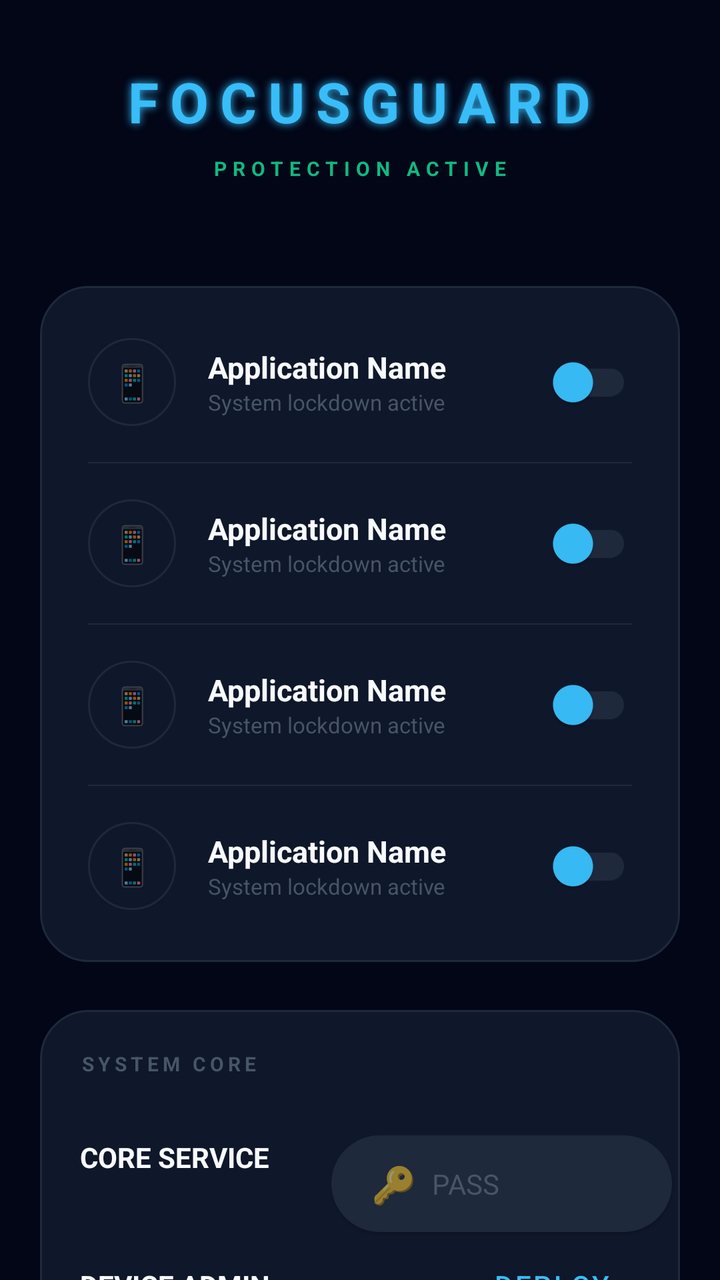
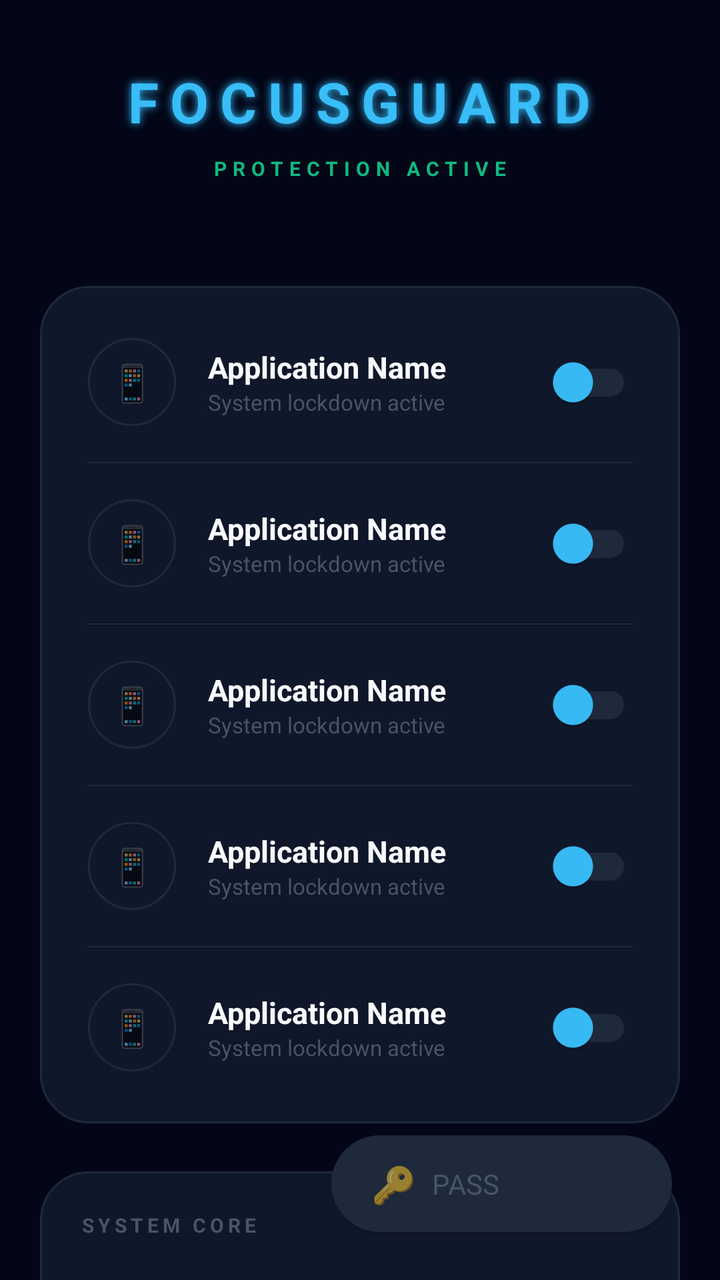

Two renders of the same Android screen: before a commit and after it. Below are the layout's source before the change and the commit's diff.
<!-- AndroidManifest.xml: activity theme Theme.FocusGuard -->
<!-- res/layout/activity_main.xml -->
<?xml version="1.0" encoding="utf-8"?>
<androidx.constraintlayout.widget.ConstraintLayout 
    xmlns:android="http://schemas.android.com/apk/res/android"
    xmlns:app="http://schemas.android.com/apk/res-auto"
    android:layout_width="match_parent"
    android:layout_height="match_parent"
    android:background="@color/bg_midnight">

    
    <LinearLayout
        android:id="@+id/header"
        android:layout_width="match_parent"
        android:layout_height="wrap_content"
        android:orientation="vertical"
        android:padding="32dp"
        android:gravity="center"
        app:layout_constraintTop_toTopOf="parent">

        <TextView
            android:layout_width="wrap_content"
            android:layout_height="wrap_content"
            android:text="FOCUSGUARD"
            android:textColor="@color/neon_blue"
            android:textSize="28sp"
            android:textStyle="bold"
            android:letterSpacing="0.2"
            android:shadowColor="@color/neon_blue"
            android:shadowDx="0"
            android:shadowDy="0"
            android:shadowRadius="10"/>

        <TextView
            android:layout_width="wrap_content"
            android:layout_height="wrap_content"
            android:text="PROTECTION ACTIVE"
            android:textColor="@color/success_emerald"
            android:textSize="10sp"
            android:textStyle="bold"
            android:letterSpacing="0.3"
            android:layout_marginTop="8dp"/>
    </LinearLayout>

    <androidx.core.widget.NestedScrollView
        android:layout_width="match_parent"
        android:layout_height="0dp"
        app:layout_constraintTop_toBottomOf="@id/header"
        app:layout_constraintBottom_toBottomOf="parent">

        <LinearLayout
            android:layout_width="match_parent"
            android:layout_height="wrap_content"
            android:orientation="vertical"
            android:padding="20dp">

            

            
            <LinearLayout
                android:layout_width="match_parent"
                android:layout_height="wrap_content"
                android:orientation="vertical"
                android:background="@drawable/shape_futuristic_card"
                android:padding="8dp"
                android:layout_marginBottom="24dp">

                <include layout="@layout/item_switch_futuristic" android:id="@+id/rowWhatsApp" />
                <View android:layout_width="match_parent" android:layout_height="0.5dp" android:background="#1E293B" android:layout_marginHorizontal="16dp"/>
                <include layout="@layout/item_switch_futuristic" android:id="@+id/rowYouTube" />
                <View android:layout_width="match_parent" android:layout_height="0.5dp" android:background="#1E293B" android:layout_marginHorizontal="16dp"/>
                <include layout="@layout/item_switch_futuristic" android:id="@+id/rowInstagram" />
                <View android:layout_width="match_parent" android:layout_height="0.5dp" android:background="#1E293B" android:layout_marginHorizontal="16dp"/>
                <include layout="@layout/item_switch_futuristic" android:id="@+id/rowGoogleDocs" />
            </LinearLayout>

            
            <LinearLayout
                android:layout_width="match_parent"
                android:layout_height="wrap_content"
                android:orientation="vertical"
                android:background="@drawable/shape_futuristic_card"
                android:padding="20dp"
                android:layout_marginBottom="32dp">

                <TextView
                    android:layout_width="wrap_content"
                    android:layout_height="wrap_content"
                    android:text="SYSTEM CORE"
                    android:textColor="@color/text_low"
                    android:textSize="10sp"
                    android:textStyle="bold"
                    android:letterSpacing="0.2"
                    android:layout_marginBottom="16dp"/>

                <LinearLayout
                    android:layout_width="match_parent"
                    android:layout_height="wrap_content"
                    android:orientation="horizontal"
                    android:gravity="center_vertical"
                    android:layout_marginBottom="16dp">
                    <TextView
                        android:id="@+id/tvAccessibilityStatus"
                        android:layout_width="0dp"
                        android:layout_height="wrap_content"
                        android:layout_weight="1"
                        android:text="CORE SERVICE"
                        android:textColor="@color/text_high"
                        android:textStyle="bold"/>
                    <com.google.android.material.button.MaterialButton
                        android:id="@+id/btnEnableAccessibility"
                        style="@style/Widget.MaterialComponents.Button.TextButton"
                        android:layout_width="wrap_content"
                        android:layout_height="wrap_content"
                        android:text="DEPLOY"
                        android:textColor="@color/neon_blue" />
                    <com.google.android.material.button.MaterialButton
                        android:id="@+id/btnDisableAccessibility"
                        style="@style/Widget.MaterialComponents.Button.TextButton"
                        android:layout_width="wrap_content"
                        android:layout_height="wrap_content"
                        android:text="HALT"
                        android:textColor="@color/danger_rose"
                        android:visibility="gone"/>
                </LinearLayout>

                <LinearLayout
                    android:layout_width="match_parent"
                    android:layout_height="wrap_content"
                    android:orientation="horizontal"
                    android:gravity="center_vertical"
                    android:layout_marginBottom="16dp">
                    <TextView
                        android:id="@+id/tvAdminStatus"
                        android:layout_width="0dp"
                        android:layout_height="wrap_content"
                        android:layout_weight="1"
                        android:text="DEVICE ADMIN"
                        android:textColor="@color/text_high"
                        android:textStyle="bold"/>
                    <com.google.android.material.button.MaterialButton
                        android:id="@+id/btnEnableAdmin"
                        style="@style/Widget.MaterialComponents.Button.TextButton"
                        android:layout_width="wrap_content"
                        android:layout_height="wrap_content"
                        android:text="DEPLOY"
                        android:textColor="@color/neon_blue" />
                    <com.google.android.material.button.MaterialButton
                        android:id="@+id/btnDisableAdmin"
                        style="@style/Widget.MaterialComponents.Button.TextButton"
                        android:layout_width="wrap_content"
                        android:layout_height="wrap_content"
                        android:text="HALT"
                        android:textColor="@color/danger_rose"
                        android:visibility="gone"/>
                </LinearLayout>

                
                <View
                    android:layout_width="match_parent"
                    android:layout_height="0.5dp"
                    android:background="#1E293B"
                    android:layout_marginVertical="8dp"/>

                
                <TextView
                    android:layout_width="wrap_content"
                    android:layout_height="wrap_content"
                    android:text="PROTECTION LOCKS"
                    android:textColor="@color/text_low"
                    android:textSize="10sp"
                    android:textStyle="bold"
                    android:letterSpacing="0.2"
                    android:layout_marginTop="8dp"
                    android:layout_marginBottom="12dp"/>

                
                <LinearLayout
                    android:layout_width="match_parent"
                    android:layout_height="wrap_content"
                    android:orientation="horizontal"
                    android:gravity="center_vertical"
                    android:layout_marginBottom="8dp">
                    <LinearLayout
                        android:layout_width="0dp"
                        android:layout_height="wrap_content"
                        android:layout_weight="1"
                        android:orientation="vertical">
                        <TextView
                            android:layout_width="wrap_content"
                            android:layout_height="wrap_content"
                            android:text="🔒 Accessibility Lock"
                            android:textColor="@color/text_high"
                            android:textStyle="bold"
                            android:textSize="14sp"/>
                        <TextView
                            android:layout_width="wrap_content"
                            android:layout_height="wrap_content"
                            android:text="Block disabling service from settings"
                            android:textColor="@color/text_low"
                            android:textSize="11sp"/>
                    </LinearLayout>
                    <androidx.appcompat.widget.SwitchCompat
                        android:id="@+id/switchBlockAccessibility"
                        android:layout_width="wrap_content"
                        android:layout_height="wrap_content"/>
                </LinearLayout>

                
                <LinearLayout
                    android:layout_width="match_parent"
                    android:layout_height="wrap_content"
                    android:orientation="horizontal"
                    android:gravity="center_vertical"
                    android:layout_marginBottom="16dp">
                    <LinearLayout
                        android:layout_width="0dp"
                        android:layout_height="wrap_content"
                        android:layout_weight="1"
                        android:orientation="vertical">
                        <TextView
                            android:layout_width="wrap_content"
                            android:layout_height="wrap_content"
                            android:text="🛡️ Admin Lock"
                            android:textColor="@color/text_high"
                            android:textStyle="bold"
                            android:textSize="14sp"/>
                        <TextView
                            android:layout_width="wrap_content"
                            android:layout_height="wrap_content"
                            android:text="Block removing device admin rights"
                            android:textColor="@color/text_low"
                            android:textSize="11sp"/>
                    </LinearLayout>
                    <androidx.appcompat.widget.SwitchCompat
                        android:id="@+id/switchBlockDeviceAdmin"
                        android:layout_width="wrap_content"
                        android:layout_height="wrap_content"/>
                </LinearLayout>

                <com.google.android.material.button.MaterialButton
                    android:id="@+id/btnSavePassword"
                    android:layout_width="match_parent"
                    android:layout_height="56dp"
                    android:text="SAVE PASSWORD"
                    android:backgroundTint="@color/grad_start"
                    app:cornerRadius="16dp"
                    android:textStyle="bold"
                    android:letterSpacing="0.1"/>
            </LinearLayout>
        </LinearLayout>
    </androidx.core.widget.NestedScrollView>

    
    <com.google.android.material.card.MaterialCardView
        android:layout_width="wrap_content"
        android:layout_height="wrap_content"
        app:cardCornerRadius="30dp"
        app:cardBackgroundColor="@color/card_glass"
        app:strokeWidth="1dp"
        app:strokeColor="#1E293B"
        android:layout_margin="24dp"
        app:layout_constraintBottom_toBottomOf="parent"
        app:layout_constraintEnd_toEndOf="parent">
        
        <LinearLayout
            android:layout_width="wrap_content"
            android:layout_height="wrap_content"
            android:paddingHorizontal="20dp"
            android:paddingVertical="12dp"
            android:gravity="center_vertical">
            <TextView
                android:layout_width="wrap_content"
                android:layout_height="wrap_content"
                android:text="🔑"
                android:textSize="18sp"/>
            <EditText
                android:id="@+id/etPasscode"
                android:layout_width="100dp"
                android:layout_height="wrap_content"
                android:hint="PASS"
                android:inputType="textPassword"
                android:background="@android:color/transparent"
                android:textColor="@color/white"
                android:textColorHint="@color/text_low"
                android:layout_marginStart="8dp"
                android:textSize="14sp"/>
        </LinearLayout>
    </com.google.android.material.card.MaterialCardView>

</androidx.constraintlayout.widget.ConstraintLayout>
<!-- res/layout/item_switch_futuristic.xml (included above) -->
<?xml version="1.0" encoding="utf-8"?>
<LinearLayout xmlns:android="http://schemas.android.com/apk/res/android"
    android:layout_width="match_parent"
    android:layout_height="wrap_content"
    android:orientation="horizontal"
    android:padding="16dp"
    android:gravity="center_vertical">

    <TextView
        android:id="@+id/itemIcon"
        android:layout_width="44dp"
        android:layout_height="44dp"
        android:background="@drawable/shape_futuristic_card"
        android:gravity="center"
        android:text="📱"
        android:textSize="18sp" />

    <LinearLayout
        android:layout_width="0dp"
        android:layout_height="wrap_content"
        android:layout_weight="1"
        android:layout_marginStart="16dp"
        android:orientation="vertical">

        <TextView
            android:id="@+id/itemTitle"
            android:layout_width="wrap_content"
            android:layout_height="wrap_content"
            android:text="Application Name"
            android:textColor="@color/text_high"
            android:textStyle="bold"
            android:textSize="15sp"/>

        <TextView
            android:id="@+id/itemDesc"
            android:layout_width="wrap_content"
            android:layout_height="wrap_content"
            android:text="System lockdown active"
            android:textColor="@color/text_low"
            android:textSize="11sp" />
    </LinearLayout>

    <androidx.appcompat.widget.SwitchCompat
        android:id="@+id/itemSwitch"
        android:layout_width="wrap_content"
        android:layout_height="wrap_content"
        android:thumbTint="@color/neon_blue"
        android:trackTint="@color/card_glass"/>
</LinearLayout>
<!-- resources referenced by this layout -->
<resources>
  <color name="bg_midnight">#020617</color>
  <color name="card_glass">#1E293B</color>
  <color name="danger_rose">#F43F5E</color>
  <color name="grad_start">#3B82F6</color>
  <color name="neon_blue">#38BDF8</color>
  <color name="success_emerald">#10B981</color>
  <color name="text_high">#F8FAFC</color>
  <color name="text_low">#475569</color>
  <color name="white">#FFFFFF</color>
  <!-- drawable shape_futuristic_card (drawable) -->
  <?xml version="1.0" encoding="utf-8"?>
  <shape xmlns:android="http://schemas.android.com/apk/res/android">
      <corners android:radius="24dp" />
      <solid android:color="@color/card_dark" />
      <stroke android:width="1dp" android:color="#1E293B" />
  </shape>
  <style name="Theme.FocusGuard" parent="Theme.MaterialComponents.Light.NoActionBar">
          
          <item name="colorPrimary">@color/bg_midnight</item>
          <item name="colorPrimaryDark">@color/bg_midnight</item>
          <item name="colorAccent">@color/neon_blue</item>
          
          
          <item name="android:statusBarColor">@color/bg_midnight</item>
          <item name="android:windowBackground">@color/bg_midnight</item>
          
          
          <item name="materialButtonStyle">@style/Widget.MaterialComponents.Button</item>
      </style>
  <color name="card_dark">#0F172A</color>
</resources>

<!-- the commit's change to res/layout/activity_main.xml (unified diff, before → after) -->
@@ -68,6 +68,8 @@
                 <include layout="@layout/item_switch_futuristic" android:id="@+id/rowYouTube" />
                 <View android:layout_width="match_parent" android:layout_height="0.5dp" android:background="#1E293B" android:layout_marginHorizontal="16dp"/>
                 <include layout="@layout/item_switch_futuristic" android:id="@+id/rowInstagram" />
+                <View android:layout_width="match_parent" android:layout_height="0.5dp" android:background="#1E293B" android:layout_marginHorizontal="16dp"/>
+                <include layout="@layout/item_switch_futuristic" android:id="@+id/rowGoogleAssistant" />
                 <View android:layout_width="match_parent" android:layout_height="0.5dp" android:background="#1E293B" android:layout_marginHorizontal="16dp"/>
                 <include layout="@layout/item_switch_futuristic" android:id="@+id/rowGoogleDocs" />
             </LinearLayout>
